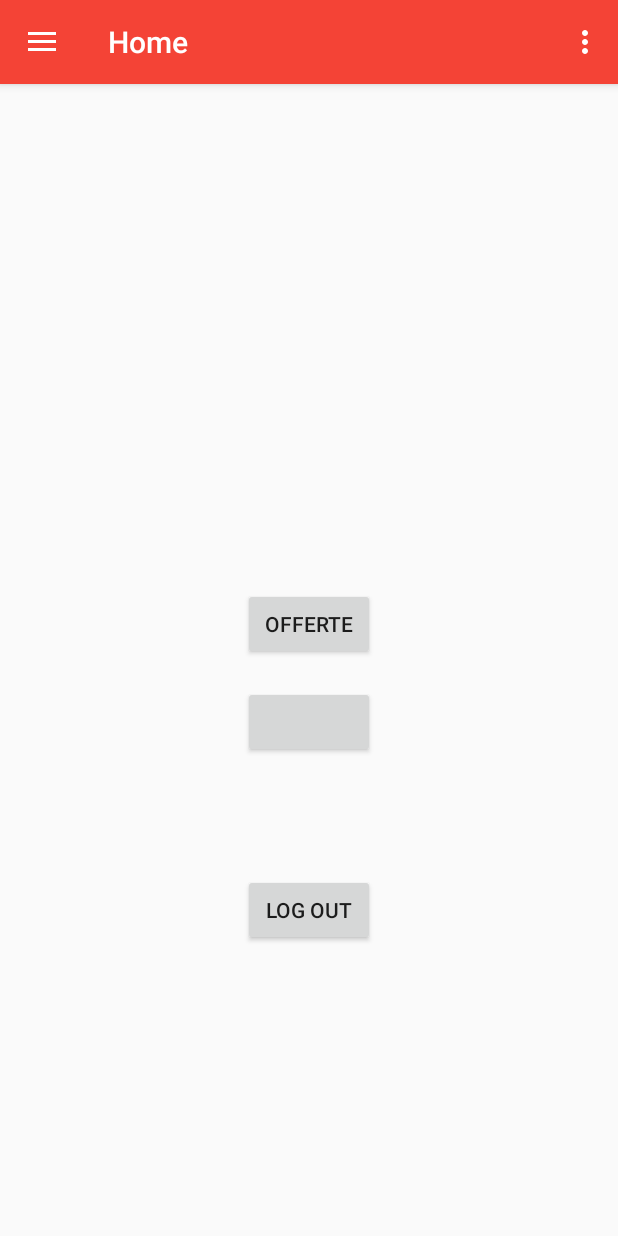
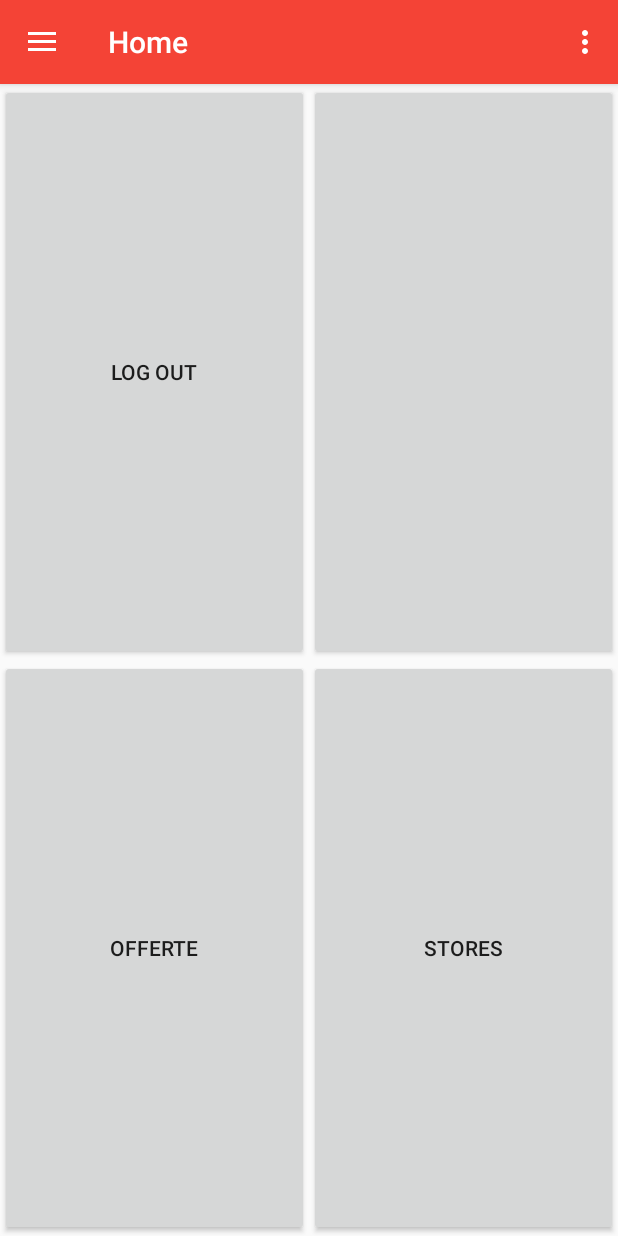
Before and after one commit to Bartolo96/Progetto_mobile, an Android app: the HomeActivity screen opened directly, with no data from a screen before it, on a phone screen of 412 x 824 dp. Run offline under Robolectric (Android 15) with nearby library versions, the phone set to English and light mode, and no system bars; libraries missing offline, so code that uses them is left out: com.facebook.login, io.jsonwebtoken; network calls fail; 1 statement that could not run was skipped.

Commit message:
Fixati bug epr offerte implementata sezione negozi

```diff
--- a/app/build.gradle
+++ b/app/build.gradle
@@ -53,13 +53,17 @@ dependencies {
 
 
     implementation 'io.jsonwebtoken:jjwt:0.9.0'
+    implementation 'com.google.android.gms:play-services-maps:15.0.1'
+    compile 'com.google.android.gms:play-services-places:15.0.1'
     debugImplementation 'com.amitshekhar.android:debug-db:1.0.4'
-    implementation 'com.android.support:appcompat-v7:26.0.0'
+
     implementation 'com.scottyab:aescrypt:0.0.1'
+    implementation 'com.android.support:appcompat-v7:26.1.0'
     implementation 'com.android.support.constraint:constraint-layout:1.1.2'
     implementation 'com.android.support:support-annotations:27.1.1'
     implementation 'com.android.support:support-v4:26.1.0'
     implementation 'com.android.support:recyclerview-v7:26.1.0'
+    implementation 'com.android.support:gridlayout-v7:26.1.0'
     implementation 'com.android.support:design:26.1.0'
     def room_version = "1.1.1"
 
--- a/app/src/main/java/it/uniba/di/nitwx/progettoMobile/HomeActivity.java
+++ b/app/src/main/java/it/uniba/di/nitwx/progettoMobile/HomeActivity.java
@@ -71,11 +71,21 @@ public class HomeActivity extends AppCompatActivity implements NavigationView.On
 
         Intent srcIntent = getIntent();
         final String name = srcIntent.getStringExtra("name");
+
         Button goToProductsBtn = (Button) findViewById(R.id.btnProducts);
         goToProductsBtn.setText(name);
         Button logOut=(Button) findViewById(R.id.button_sign_out);
-        logOut.setOnClickListener(logOutListener);
+
+        Button stores = (Button) findViewById(R.id.storesBtn);
         Button offerBtn = (Button) findViewById(R.id.btnOffer);
+
+        stores.setOnClickListener(new View.OnClickListener() {
+            @Override
+            public void onClick(View v) {
+                Intent intent = new Intent(HomeActivity.this,StoresActivity.class);
+                startActivity(intent);
+            }
+        });
         offerBtn.setOnClickListener(new View.OnClickListener() {
             @Override
             public void onClick(View view) {
@@ -92,7 +102,7 @@ public class HomeActivity extends AppCompatActivity implements NavigationView.On
             }
         });
 
-
+        logOut.setOnClickListener(logOutListener);
     }
 
     private void signOut() {
--- a/app/src/main/java/it/uniba/di/nitwx/progettoMobile/dummy/OfferContent.java
+++ b/app/src/main/java/it/uniba/di/nitwx/progettoMobile/dummy/OfferContent.java
@@ -4,6 +4,7 @@ import android.arch.persistence.room.ColumnInfo;
 import android.arch.persistence.room.Entity;
 import android.arch.persistence.room.PrimaryKey;
 import android.support.annotation.NonNull;
+import android.util.Log;
 
 import org.json.JSONArray;
 import org.json.JSONException;
@@ -88,8 +89,10 @@ public class OfferContent {
                 JSONArray productList = offer.getJSONArray("product_list");
                 product_list = new ArrayList<>();
                 for (int i = 0; i < productList.length(); i++) {
-                    product_list.add(new OfferDao.ProductInOffer(productList.getJSONObject(i)));
+                    Log.d("Prova5",(productList.getJSONObject(i).toString()));
+                    product_list.add(new OfferDao.ProductInOffer((productList.getJSONObject(i))));
                 }
+
 
                 this.id = offer.getString("id");
                 this.name = offer.getString("name");
--- a/app/src/main/res/layout/activity_home.xml
+++ b/app/src/main/res/layout/activity_home.xml
@@ -16,55 +16,71 @@
             android:layout_height="wrap_content"
             android:theme="@style/AppTheme.AppBarOverlay">
 
-        <android.support.v7.widget.Toolbar
-            android:id="@+id/toolbar"
-            android:layout_width="match_parent"
-            android:layout_height="?attr/actionBarSize"
-            app:title="Home"
-            app:popupTheme="@style/AppTheme.PopupOverlay" />
+            <android.support.v7.widget.Toolbar
+                android:id="@+id/toolbar"
+                android:layout_width="match_parent"
+                android:layout_height="?attr/actionBarSize"
+                app:popupTheme="@style/AppTheme.PopupOverlay"
+                app:title="Home" />
 
         </android.support.design.widget.AppBarLayout>
 
-        <RelativeLayout
+
+        <android.support.v7.widget.GridLayout
             android:layout_width="match_parent"
-            android:layout_height="match_parent">
+            android:layout_height="match_parent"
+            android:layout_alignParentStart="true"
+            android:layout_below="@+id/app_bar"
+            app:columnCount="2"
+            app:orientation="vertical"
+            app:rowCount="2">
+
+            <Button
+                android:id="@+id/button_sign_out"
+                android:layout_width="wrap_content"
+                android:layout_height="wrap_content"
+                app:layout_columnSpan="1"
+                app:layout_columnWeight="1"
+                app:layout_rowSpan="1"
+                app:layout_rowWeight="1"
+                android:gravity="center"
+                android:text="@string/LogOut" />
+
+            <Button
+                android:id="@+id/btnOffer"
+                android:layout_width="wrap_content"
+                android:layout_height="wrap_content"
+                app:layout_columnSpan="1"
+                app:layout_columnWeight="1"
+                app:layout_rowSpan="1"
+                app:layout_rowWeight="1"
+                android:gravity="center"
+                android:text="Offerte" />
 
             <Button
                 android:id="@+id/btnProducts"
                 android:layout_width="wrap_content"
                 android:layout_height="wrap_content"
-                android:layout_above="@+id/button_sign_out"
-                android:layout_centerHorizontal="true"
-                android:layout_marginBottom="77dp"
-                android:text="Button"
-                app:layout_constraintBottom_toBottomOf="parent"
-                app:layout_constraintEnd_toEndOf="parent"
-                app:layout_constraintStart_toStartOf="parent"
-                app:layout_constraintTop_toTopOf="parent" />
+                app:layout_columnSpan="1"
+                app:layout_columnWeight="1"
+                app:layout_rowSpan="1"
+                app:layout_rowWeight="1"
+                android:gravity="center"
+                android:text="Button" />
 
             <Button
-                android:id="@+id/button_sign_out"
+                android:id="@+id/storesBtn"
                 android:layout_width="wrap_content"
                 android:layout_height="wrap_content"
-                android:layout_alignParentBottom="true"
-                android:layout_alignStart="@+id/btnProducts"
-                android:layout_marginBottom="193dp"
-                android:text="@string/LogOut"
-                app:layout_constraintEnd_toEndOf="@+id/btnProducts"
-                app:layout_constraintHorizontal_bias="1.0"
-                app:layout_constraintStart_toStartOf="@+id/btnProducts"
-                app:layout_constraintTop_toBottomOf="@+id/btnProducts" />
+                app:layout_columnSpan="1"
+                app:layout_columnWeight="1"
+                app:layout_rowSpan="1"
+                app:layout_rowWeight="1"
+                android:gravity="center"
+                android:text="@string/stores" />
+        </android.support.v7.widget.GridLayout>
+        </RelativeLayout>
 
-            <Button
-                android:id="@+id/btnOffer"
-                android:layout_width="wrap_content"
-                android:layout_height="wrap_content"
-                android:layout_above="@+id/btnProducts"
-                android:layout_alignEnd="@+id/btnProducts"
-                android:layout_marginBottom="17dp"
-                android:text="Offerte" />
-        </RelativeLayout>
-    </RelativeLayout>
 
     <android.support.design.widget.NavigationView
         android:id="@+id/nav_view"
--- a/app/src/main/res/values/strings.xml
+++ b/app/src/main/res/values/strings.xml
@@ -55,10 +55,10 @@
     <string name="Discount">Discount</string>
     <string name="Point" translatable="false">IcePoint</string>
     <string name="DoUWntToUSe">Do you want to use</string>
-        <plurals name="pointToUse">
-            <item quantity="one">Do you want to use %d icePoint to redeem it?</item>
-            <item quantity="other">Do you want to use %d icePoint to redeem it?</item>
-        </plurals>
+    <plurals name="pointToUse">
+        <item quantity="one">Do you want to use %d icePoint to redeem it?</item>
+        <item quantity="other">Do you want to use %d icePoint to redeem it?</item>
+    </plurals>
     <string name="home" translatable="false">Home</string>
     <string name="loggedAs">Logged As</string>
     <string name="changePassword">Change Password</string>
@@ -67,4 +67,6 @@
     <string name="confirmNewPw">Confirm New Password</string>
     <string name="userProfile">User Profile</string>
     <string name="newPwConfirmNoMatch">The new Passwords Do Not Match</string>
+    <string name="title_activity_stores">Map</string>
+    <string name="stores">Stores</string>
 </resources>
```
Also changed, not shown: app/src/debug/res/values/google_maps_api.xml (added, +24 -0 lines), app/src/main/AndroidManifest.xml (+24 -19 lines), app/src/main/java/it/uniba/di/nitwx/progettoMobile/Converters.java (+19 -5 lines), app/src/main/java/it/uniba/di/nitwx/progettoMobile/LogIn.java (+14 -6 lines), app/src/main/java/it/uniba/di/nitwx/progettoMobile/StoresActivity.java (added, +201 -0 lines), app/src/main/res/layout/activity_stores.xml (added, +8 -0 lines), app/src/main/res/drawable/ice_marker.png (added), 2 other files.
